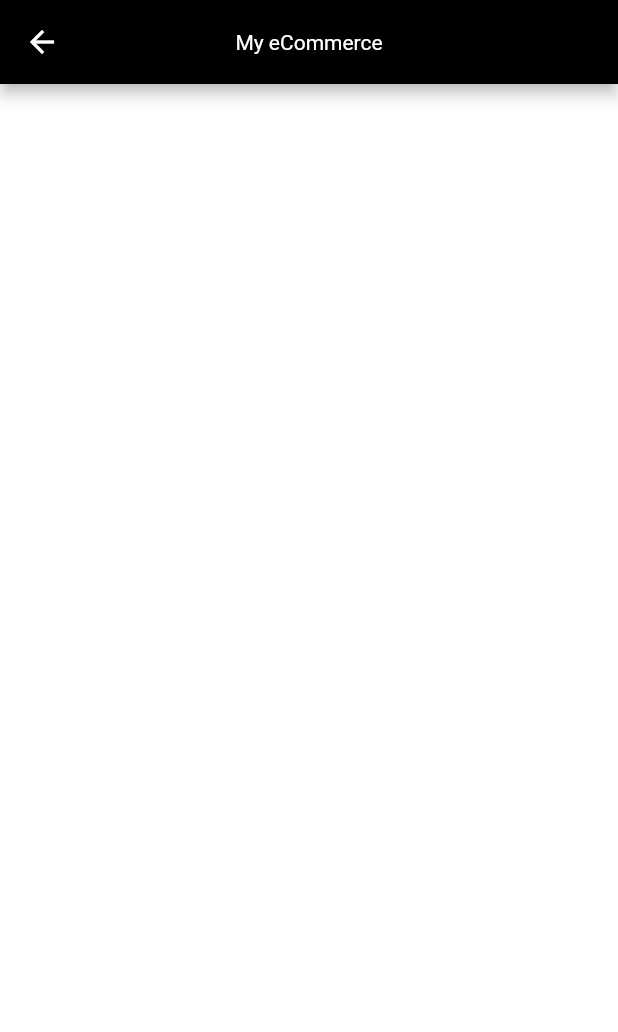
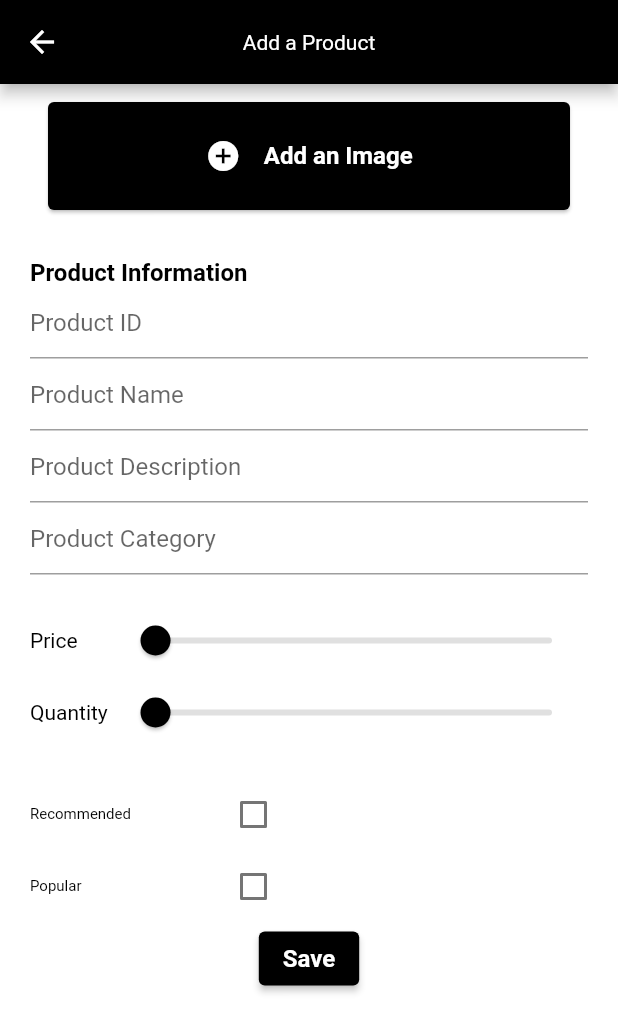
Before and after one commit to ElieBamunoba/E-Commmerce-Admin-App, a Flutter app: the NewProductScreen screen opened directly, on a phone screen of 412 x 824 dp. Shown: the top 1032 px of the screen. Run offline on Flutter 3.47's test engine with Material 2 defaults, Android fonts, the phone set to English and light mode, and no system bars; our stand-ins replace equatable, get, image_picker; Roboto replaces fonts that are missing (Avenir).

Commit message:
new product screen ui and state management-getx

```diff
--- a/lib/controllers/product_controller.dart
+++ b/lib/controllers/product_controller.dart
@@ -4,6 +4,12 @@ import '../models/models.dart';
 
 class ProductController extends GetxController {
   List<Product> products = Product.products.obs;
+
+  var newProduct = {}.obs;
+  get price => newProduct['price'];
+  get quantity => newProduct['quantity'];
+  get isRecommended => newProduct['isRecommended'];
+  get isPopular => newProduct['isPopular'];
 
   void updateProductPrice(
       {required int index, required Product product, required double value}) {
--- a/lib/main.dart
+++ b/lib/main.dart
@@ -14,11 +14,14 @@ class MyApp extends StatelessWidget {
   @override
   Widget build(BuildContext context) {
     return GetMaterialApp(
-      title: 'Flutter Demo',
+      title: 'Ecommerce Admin',
       theme: theme(),
       home: const HomeScreen(),
       getPages: [
-        GetPage(name: '/products', page: (() => ProductScreen())),
+        GetPage(
+          name: '/products',
+          page: (() => ProductScreen()),
+        ),
       ],
     );
   }
--- a/lib/view/screens/new_product/new_product_screen.dart
+++ b/lib/view/screens/new_product/new_product_screen.dart
@@ -1,18 +1,142 @@
+import 'package:ecommerce_admin_app/controllers/controllers.dart';
 import 'package:flutter/material.dart';
+import 'package:get/get.dart';
+import 'package:image_picker/image_picker.dart';
+
+import '../../widgets/widgets.dart';
 
 class NewProductScreen extends StatelessWidget {
-  const NewProductScreen({super.key});
+  NewProductScreen({super.key});
+
+  final ProductController productController = Get.find();
 
   @override
   Widget build(BuildContext context) {
     return Scaffold(
       appBar: AppBar(
-        title: const Text('My eCommerce'),
+        title: const Text('Add a Product'),
         centerTitle: true,
         backgroundColor: Colors.black,
       ),
-      body: Column(
-        children: const [],
+      body: SingleChildScrollView(
+        child: Padding(
+          padding: const EdgeInsets.symmetric(horizontal: 20.0),
+          child: Obx(
+            () => Column(
+              crossAxisAlignment: CrossAxisAlignment.start,
+              children: [
+                Padding(
+                  padding: const EdgeInsets.all(8.0),
+                  child: SizedBox(
+                    height: 80,
+                    child: InkWell(
+                      onTap: () async {
+                        ImagePicker _picker = ImagePicker();
+                        final XFile? _mage = await _picker.pickImage(
+                            source: ImageSource.gallery);
+                        if (_mage == null) {
+                          ScaffoldMessenger.of(context).showSnackBar(
+                              const SnackBar(
+                                  content: Text('No image was selected')));
+                        }
+                        if (_mage != null) {}
+                      },
+                      child: Card(
+                        color: Colors.black,
+                        child: Row(
+                          mainAxisAlignment: MainAxisAlignment.center,
+                          children: [
+                            const Icon(
+                              Icons.add_circle,
+                              color: Colors.white,
+                            ),
+                            const SizedBox(
+                              width: 15,
+                            ),
+                            Text(
+                              'Add an Image',
+                              style: Theme.of(context)
+                                  .textTheme
+                                  .headline4!
+                                  .copyWith(color: Colors.white),
+                            ),
+                          ],
+                        ),
+                      ),
+                    ),
+                  ),
+                ),
+                const SizedBox(height: 20),
+                Text(
+                  'Product Information',
+                  style: Theme.of(context).textTheme.headline4,
+                ),
+                CustomTextFormField(
+                  hintText: 'Product ID',
+                  name: 'id',
+                  productController: productController,
+                ),
+                CustomTextFormField(
+                  hintText: 'Product Name',
+                  name: 'name',
+                  productController: productController,
+                ),
+                CustomTextFormField(
+                  hintText: 'Product Description',
+                  name: 'description',
+                  productController: productController,
+                ),
+                CustomTextFormField(
+                  hintText: 'Product Category',
+                  name: 'category',
+                  productController: productController,
+                ),
+                const SizedBox(height: 20),
+                CustomSlider(
+                  title: 'Price',
+                  name: 'price',
+                  productController: productController,
+                  controllerValue: productController.price ?? 0,
+                ),
+                CustomSlider(
+                  title: 'Quantity',
+                  name: 'quantity',
+                  productController: productController,
+                  controllerValue: productController.quantity ?? 0,
+                ),
+                const SizedBox(height: 20),
+                CustomCheckBox(
+                  title: 'Recommended',
+                  name: 'isRecommended',
+                  productController: productController,
+                  controllerValue: productController.isRecommended ?? false,
+                ),
+                CustomCheckBox(
+                  title: 'Popular',
+                  name: 'isPopular',
+                  productController: productController,
+                  controllerValue: productController.isPopular ?? false,
+                ),
+                Center(
+                  child: ElevatedButton(
+                    style:
+                        ElevatedButton.styleFrom(backgroundColor: Colors.black),
+                    onPressed: () {
+                      print(productController.newProduct);
+                    },
+                    child: Text(
+                      'Save',
+                      style: Theme.of(context)
+                          .textTheme
+                          .headline4!
+                          .copyWith(color: Colors.white),
+                    ),
+                  ),
+                )
+              ],
+            ),
+          ),
+        ),
       ),
     );
   }
--- a/lib/view/screens/product/product_screen.dart
+++ b/lib/view/screens/product/product_screen.dart
@@ -22,7 +22,7 @@ class ProductScreen extends StatelessWidget {
             child: SizedBox(
               height: 80,
               child: InkWell(
-                onTap: () => Get.to(() => const NewProductScreen()),
+                onTap: () => Get.to(() => NewProductScreen()),
                 child: Card(
                   color: Colors.black,
                   child: Row(
--- /dev/null
+++ b/lib/view/widgets/custom_checkBox.dart
@@ -0,0 +1,41 @@
+import 'package:flutter/material.dart';
+
+import '../../controllers/controllers.dart';
+
+class CustomCheckBox extends StatelessWidget {
+  final String title;
+  final String name;
+  final ProductController productController;
+  final bool controllerValue;
+  const CustomCheckBox({
+    Key? key,
+    required this.title,
+    required this.name,
+    required this.productController,
+    required this.controllerValue,
+  }) : super(key: key);
+
+  @override
+  Widget build(BuildContext context) {
+    return Row(
+      children: [
+        SizedBox(
+          width: 125,
+          child: Text(title),
+        ),
+        Checkbox(
+          value: controllerValue,
+          checkColor: Colors.black,
+          activeColor: Colors.black12,
+          onChanged: (value) {
+            productController.newProduct.update(
+              name,
+              (_) => value,
+              ifAbsent: (() => value),
+            );
+          },
+        ),
+      ],
+    );
+  }
+}
--- /dev/null
+++ b/lib/view/widgets/custom_slider.dart
@@ -0,0 +1,51 @@
+import 'package:ecommerce_admin_app/controllers/controllers.dart';
+import 'package:flutter/material.dart';
+
+class CustomSlider extends StatelessWidget {
+  final String title;
+  final String name;
+  final ProductController productController;
+  final double controllerValue;
+  const CustomSlider({
+    Key? key,
+    required this.title,
+    required this.name,
+    required this.productController,
+    required this.controllerValue,
+  }) : super(key: key);
+
+  @override
+  Widget build(BuildContext context) {
+    return Row(
+      mainAxisAlignment: MainAxisAlignment.spaceEvenly,
+      children: [
+        SizedBox(
+          width: MediaQuery.of(context).size.width * 0.14,
+          child: Text(
+            title,
+            style: Theme.of(context).textTheme.headline6,
+          ),
+        ),
+        Expanded(
+          child: SizedBox(
+            child: Slider(
+              value: controllerValue,
+              min: 0,
+              max: 100,
+              activeColor: Colors.black,
+              inactiveColor: Colors.black12,
+              divisions: 200,
+              onChanged: (value) {
+                productController.newProduct.update(
+                  name,
+                  (_) => value,
+                  ifAbsent: (() => value),
+                );
+              },
+            ),
+          ),
+        ),
+      ],
+    );
+  }
+}
--- /dev/null
+++ b/lib/view/widgets/custom_textFormField.dart
@@ -0,0 +1,28 @@
+import 'package:flutter/material.dart';
+
+import '../../controllers/product_controller.dart';
+
+class CustomTextFormField extends StatelessWidget {
+  final String name;
+  final ProductController productController;
+  const CustomTextFormField({
+    Key? key,
+    required this.hintText,
+    required this.name,
+    required this.productController,
+  }) : super(key: key);
+  final String hintText;
+  @override
+  Widget build(BuildContext context) {
+    return TextFormField(
+      decoration: InputDecoration(hintText: hintText),
+      onChanged: (value) {
+        productController.newProduct.update(
+          name,
+          (_) => value,
+          ifAbsent: (() => value),
+        );
+      },
+    );
+  }
+}
--- a/lib/view/widgets/widgets.dart
+++ b/lib/view/widgets/widgets.dart
@@ -1,2 +1,5 @@
 export 'custom_appbar.dart';
 export 'product_card.dart';
+export 'custom_textFormField.dart';
+export 'custom_checkBox.dart';
+export 'custom_slider.dart';
```
